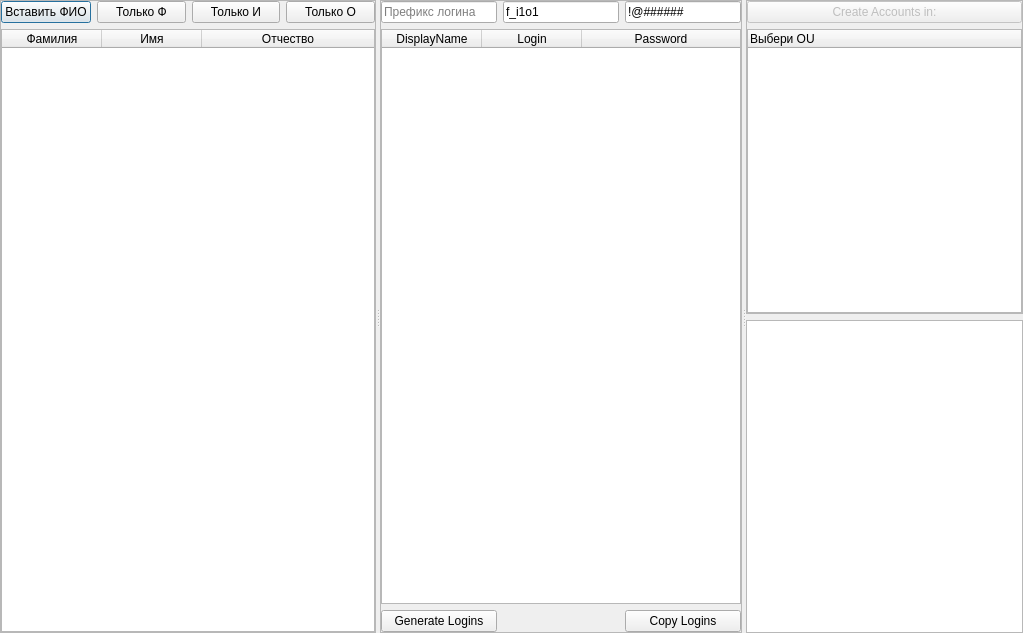
Qt form ui_files/main.ui (qiwichupa/RussianFIO2AD) before a commit.
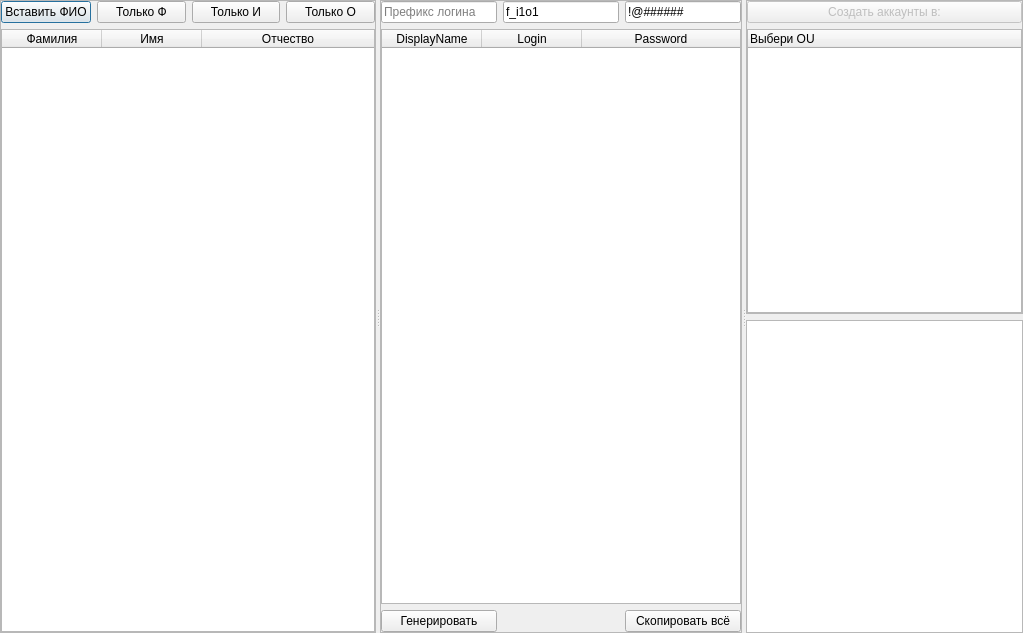
The same form after that commit.

Patch:
```diff
--- a/ui_files/main.ui
+++ b/ui_files/main.ui
@@ -205,14 +205,14 @@
           <item row="2" column="1">
            <widget class="QPushButton" name="genLogins">
             <property name="text">
-             <string>Generate Logins</string>
+             <string>Генерировать</string>
             </property>
            </widget>
           </item>
           <item row="2" column="3">
            <widget class="QPushButton" name="copyLogins">
             <property name="text">
-             <string>Copy Logins</string>
+             <string>Скопировать всё</string>
             </property>
            </widget>
           </item>
@@ -289,7 +289,7 @@
              <bool>false</bool>
             </property>
             <property name="text">
-             <string>Create Accounts in:</string>
+             <string>Создать аккаунты в:</string>
             </property>
            </widget>
           </item>
```
